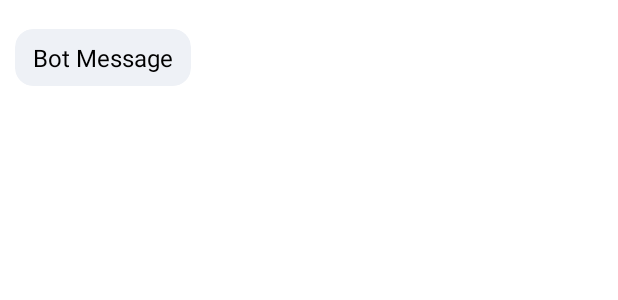
After one commit to KefVaza/ChatHub, an Android app: the layout bot_message_rv.xml on its own in the app's theme, with its tools: preview values and no code run, on a phone screen of 412 x 824 dp. The commit adds this screen. Shown: the top 300 px of the screen. Run offline under Robolectric (Android 15) with nearby library versions, the phone set to English and light mode, and no system bars.

Commit message:
Main Activity, User Message, Bot message xml files modified by kaif vaza

```diff
--- /dev/null
+++ b/app/src/main/res/drawable/send_icon.xml
@@ -0,0 +1,5 @@
+<vector android:autoMirrored="true" android:height="24dp"
+    android:tint="#000000" android:viewportHeight="24"
+    android:viewportWidth="24" android:width="24dp" xmlns:android="http://schemas.android.com/apk/res/android">
+    <path android:fillColor="@android:color/white" android:pathData="M3.4,20.4l17.45,-7.48c0.81,-0.35 0.81,-1.49 0,-1.84L3.4,3.6c-0.66,-0.29 -1.39,0.2 -1.39,0.91L2,9.12c0,0.5 0.37,0.93 0.87,0.99L17,12 2.87,13.88c-0.5,0.07 -0.87,0.5 -0.87,1l0.01,4.61c0,0.71 0.73,1.2 1.39,0.91z"/>
+</vector>
--- /dev/null
+++ b/app/src/main/res/layout/bot_message_rv.xml
@@ -0,0 +1,36 @@
+<?xml version="1.0" encoding="utf-8"?>
+<androidx.constraintlayout.widget.ConstraintLayout xmlns:android="http://schemas.android.com/apk/res/android"
+    android:layout_width="match_parent"
+    android:layout_height="wrap_content"
+    xmlns:app="http://schemas.android.com/apk/res-auto"
+    android:layout_marginStart="8dp"
+    android:layout_marginTop="16dp">
+
+    <androidx.cardview.widget.CardView
+        android:layout_width="wrap_content"
+        android:layout_height="wrap_content"
+        app:cardBackgroundColor="#eef1f6"
+        app:cardCornerRadius="12dp"
+        app:cardElevation="0dp"
+        app:cardPreventCornerOverlap="false"
+        app:cardUseCompatPadding="true"
+        app:layout_constraintStart_toStartOf="parent"
+        app:layout_constraintTop_toBottomOf="parent"
+        app:layout_constraintTop_toTopOf="parent">
+
+        <TextView
+            android:id="@+id/tvBot"
+            android:layout_width="wrap_content"
+            android:layout_height="wrap_content"
+            android:layout_marginBottom="8dp"
+            android:maxWidth="260dp"
+            android:paddingLeft="12dp"
+            android:paddingTop="8dp"
+            android:paddingRight="12dp"
+            android:text="@string/bot_message"
+            android:textColor="@color/black"
+            android:textSize="16sp" />
+
+    </androidx.cardview.widget.CardView>
+
+</androidx.constraintlayout.widget.ConstraintLayout>
--- a/app/src/main/res/values/strings.xml
+++ b/app/src/main/res/values/strings.xml
@@ -8,4 +8,7 @@
     <string name="name">Name</string>
     <string name="email">E-mail</string>
     <string name="password">Password</string>
+    <string name="search">Search</string>
+    <string name="bot_message">Bot Message</string>
+    <string name="user_message">User Message</string>
 </resources>
--- a/app/src/main/res/values/themes.xml
+++ b/app/src/main/res/values/themes.xml
@@ -13,4 +13,10 @@
         <item name="android:statusBarColor">?attr/colorPrimaryVariant</item>
         <!-- Customize your theme here. -->
     </style>
+
+    <style name="TextInputLayoutStyle" parent="Widget.MaterialComponents.TextInputLayout.OutlinedBox.Dense">
+        <item name="boxStrokeColor">#296D98</item>
+        <item name="boxStrokeWidth">1dp</item>
+    </style>
+
 </resources>
```
Also changed, not shown: app/build.gradle (+7 -6 lines), app/src/main/AndroidManifest.xml (+8 -6 lines), app/src/main/res/layout/activity_main.xml (+33 -5 lines), app/src/main/res/layout/user_message_rv.xml (added, +34 -0 lines).
